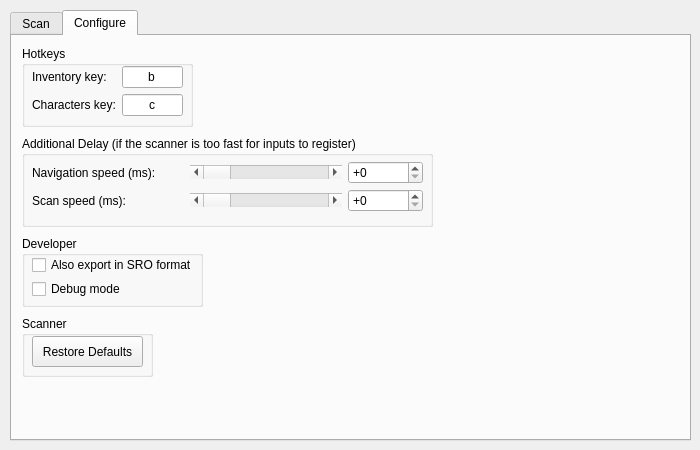
Qt form src/ui/hsr_scanner.ui (kel-z/HSR-Scanner) before a commit.
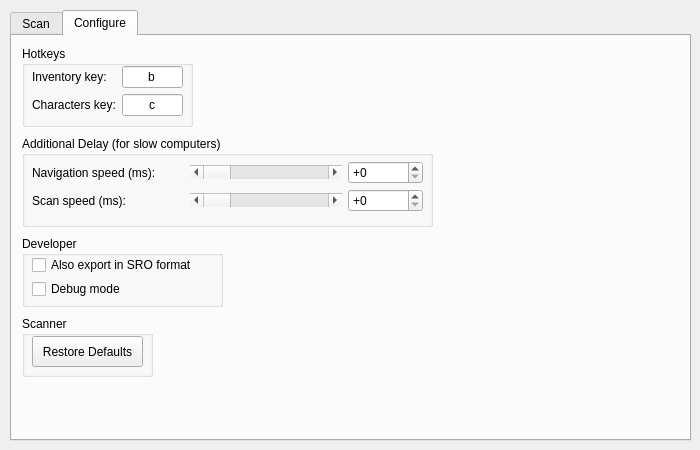
The same form after that commit. The open tabs and pages were chosen to show the change.

The edit to the form file:
```diff
--- a/src/ui/hsr_scanner.ui
+++ b/src/ui/hsr_scanner.ui
@@ -664,7 +664,7 @@
        <rect>
         <x>10</x>
         <y>200</y>
-        <width>181</width>
+        <width>201</width>
         <height>71</height>
        </rect>
       </property>
@@ -676,7 +676,7 @@
         <rect>
          <x>10</x>
          <y>20</y>
-         <width>161</width>
+         <width>181</width>
          <height>42</height>
         </rect>
        </property>
@@ -714,7 +714,7 @@
        </rect>
       </property>
       <property name="title">
-       <string>Additional Delay (if the scanner is too fast for inputs to register)</string>
+       <string>Additional Delay (for slow computers)</string>
       </property>
       <widget class="QWidget" name="gridLayoutWidget_2">
        <property name="geometry">
```
Left out of the diff: 2 changed lines with no effect on the pictures.
